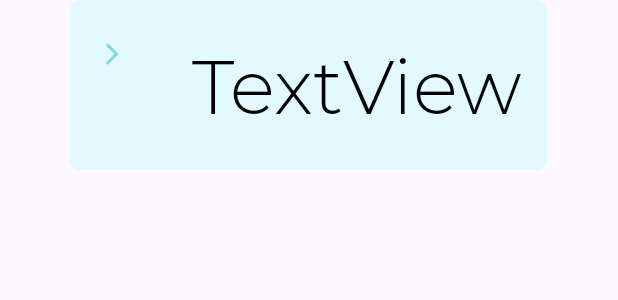
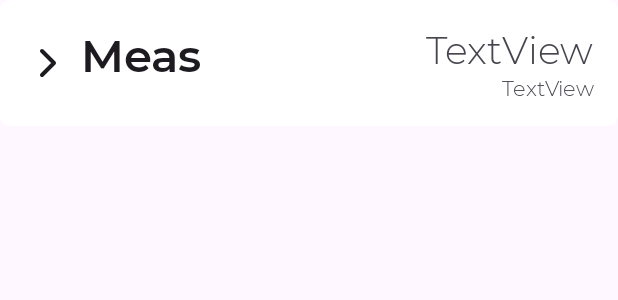
Before and after one commit to TheArtyomMDev/BeWell, an Android app: the layout recyclerview_item.xml on its own in the app's theme, with its tools: preview values and no code run, on a phone screen of 412 x 824 dp. Shown: the top 300 px of the screen. Run offline under Robolectric (Android 15) with nearby library versions, the phone set to English and light mode, and no system bars.

Commit message:
Revert "recycler view change"
This reverts commit 8eabbc82

```diff
--- a/app/src/main/res/drawable-v24/arrow_right.xml
+++ b/app/src/main/res/drawable-mdpi/arrow.xml
@@ -1,12 +1,12 @@
 <vector xmlns:android="http://schemas.android.com/apk/res/android"
-    android:width="24dp"
-    android:height="24dp"
+    android:width="32dp"
+    android:height="32dp"
     android:viewportWidth="24"
     android:viewportHeight="24">
     <path
         android:pathData="M9,18l6,-6l-6,-6"
         android:strokeLineJoin="round"
         android:strokeWidth="2"
-        android:strokeColor="#000"
+        android:strokeColor="?attr/colorOnBackground"
         android:strokeLineCap="round"/>
 </vector>
--- a/app/src/main/res/layout/item_list.xml
+++ b/app/src/main/res/layout/recyclerview_item.xml
@@ -12,12 +12,12 @@ too. layout_gravity="center_horizontal" is a lot simpler.
     android:layout_height="wrap_content">
 
     <androidx.cardview.widget.CardView
+        android:id="@+id/card"
         android:layout_width="wrap_content"
         android:layout_height="wrap_content"
         android:layout_gravity="center_horizontal"
         android:layout_marginBottom="20dp"
         android:orientation="vertical"
-        app:cardBackgroundColor="@color/list_item_bg_collapsed"
         app:cardCornerRadius="6dp"
         app:cardElevation="0dp"
         app:cardMaxElevation="0dp"
@@ -39,49 +39,66 @@ too. layout_gravity="center_horizontal" is a lot simpler.
                 android:id="@+id/scale_container"
                 android:layout_width="match_parent"
                 android:layout_height="match_parent"
-                android:paddingLeft="16dp"
-                android:paddingTop="24dp"
-                android:paddingRight="16dp"
-                android:paddingBottom="24dp"
+                android:paddingLeft="@dimen/list_item_horizontal_padding"
+                android:paddingRight="@dimen/list_item_horizontal_padding"
+                android:paddingBottom="@dimen/list_item_vertical_padding"
                 android:transformPivotX="0dp">
 
                 <TextView
-                    android:id="@+id/textView"
+                    android:id="@+id/textViewLarge"
+                    style="@style/header"
                     android:layout_width="wrap_content"
                     android:layout_height="wrap_content"
-                    android:layout_alignTop="@+id/chevron"
-                    android:layout_marginStart="25dp"
-                    android:layout_marginTop="0dp"
-                    android:layout_toEndOf="@+id/chevron"
+                    android:layout_alignTop="@+id/textViewMiddle"
+                    android:layout_alignBottom="@+id/textViewSmall"
+                    android:layout_marginStart="6dp"
+                    android:layout_toEndOf="@+id/arrow"
+                    android:text="Meas"
+                    android:textSize="30sp" />
+
+                <TextView
+                    android:id="@+id/textViewMiddle"
+                    android:layout_width="wrap_content"
+                    android:layout_height="wrap_content"
+                    android:layout_alignParentTop="true"
+                    android:layout_alignParentEnd="true"
+                    android:layout_marginTop="@dimen/list_item_vertical_padding"
                     android:text="TextView"
-                    android:textSize="50dp"
-                    android:textColor="#000000" />
+                    android:textSize="25sp" />
+
+                <TextView
+                    android:id="@+id/textViewSmall"
+                    android:layout_width="wrap_content"
+                    android:layout_height="wrap_content"
+                    android:layout_below="@+id/textViewMiddle"
+                    android:layout_alignEnd="@+id/textViewMiddle"
+                    android:text="TextView" />
 
                 <ImageView
-                    android:id="@+id/chevron"
+                    android:id="@+id/arrow"
                     android:layout_width="wrap_content"
                     android:layout_height="wrap_content"
-                    android:layout_marginEnd="16dp"
-                    app:srcCompat="@drawable/arrow_right"
-                    app:tint="@color/title_color" />
+                    android:layout_alignTop="@+id/textViewMiddle"
+                    android:layout_alignBottom="@+id/textViewSmall"
+                    app:srcCompat="@drawable/arrow" />
 
                 <LinearLayout
                     android:id="@+id/expand_view"
                     android:layout_width="match_parent"
                     android:layout_height="wrap_content"
-                    android:layout_marginTop="78dp"
+                    android:layout_below="@+id/textViewSmall"
+                    android:layout_alignStart="@+id/textViewLarge"
+                    android:layout_marginTop="16dp"
                     android:layout_marginEnd="16dp"
                     android:orientation="vertical"
                     android:visibility="gone"
                     tools:visibility="gone">
 
                     <TextView
-                        android:id="@+id/textView2"
-                        android:layout_width="match_parent"
+                        android:id="@+id/description_text"
+                        android:layout_width="wrap_content"
                         android:layout_height="wrap_content"
-                        android:text="TextViewcsdashdassnjnjajknjannksnkdskjskmmkskjkksknsjjnscdnjsdnsddsjksnsdjmsdjnmjmsdmkdmdk"
-                        android:textColor="#000000" />
-
+                        android:text="TextView" />
                 </LinearLayout>
             </RelativeLayout>
 
@@ -91,7 +108,7 @@ too. layout_gravity="center_horizontal" is a lot simpler.
                 android:layout_height="match_parent"
                 android:alpha="0"
                 android:background="@color/list_item_fg"
-                android:visibility="gone"
+                android:visibility="visible"
                 tools:visibility="gone" />
         </FrameLayout>
     </androidx.cardview.widget.CardView>
--- a/build.gradle
+++ b/build.gradle
@@ -1,7 +1,7 @@
 // Top-level build file where you can add configuration options common to all sub-projects/modules.
 
 buildscript {
-    ext.kotlin_version = '1.6.21'
+    ext.kotlin_version = '1.6.10'
 
     repositories {
         google()
```
Also changed, not shown: app/build.gradle (+3 -4 lines), app/src/main/java/com/bewell/presenter/ResultPresenter.kt (added, +69 -0 lines), app/src/main/res/values/colors.xml (+0 -27 lines), gradle/wrapper/gradle-wrapper.properties.
